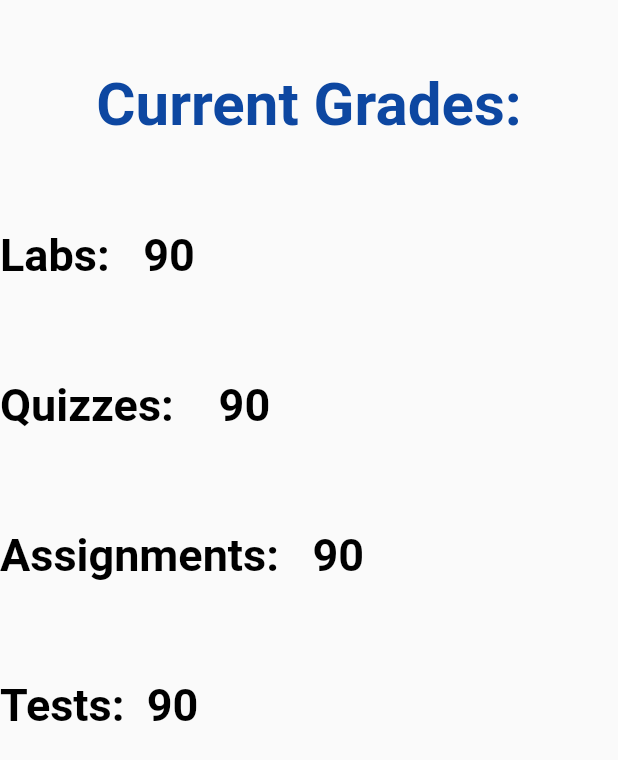
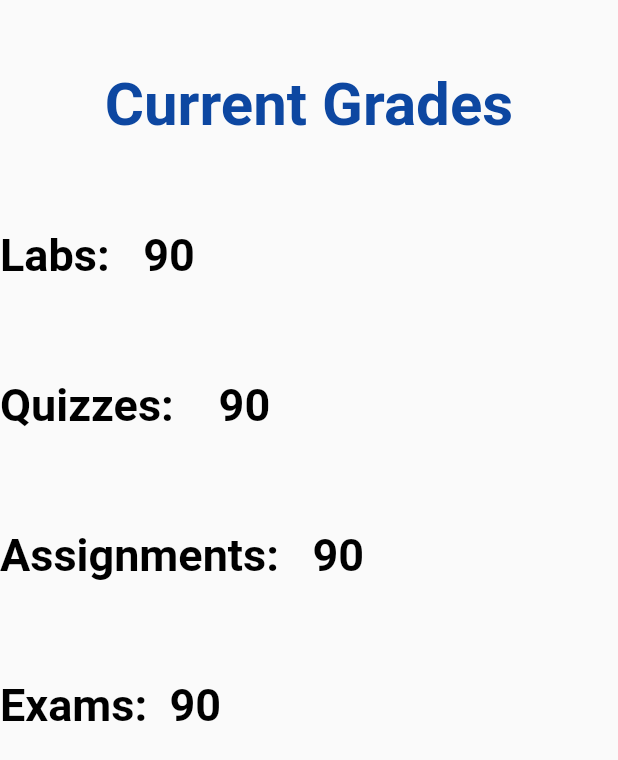
Before and after one commit to AnthonyH93/Tracademic, a Flutter app: the SummaryPage widget shown alone on an empty page, opened directly, on a phone screen of 412 x 824 dp. Shown: the top 760 px of the screen. Run offline on Flutter 3.47's test engine with Material 2 defaults, Android fonts, the phone set to English and light mode, and no system bars; our stand-ins replace sqflite; missing offline and left inert: draw_graph; accounts and stored records are empty.

Commit message:
Changing summary wording

```diff
--- a/tracademic_app/lib/summaryPage.dart
+++ b/tracademic_app/lib/summaryPage.dart
@@ -35,7 +35,7 @@ class SummaryPage extends StatelessWidget {
           height: 100,
           alignment: Alignment.center,
           child: Text(
-            'Current Grades:',
+            'Current Grades',
             style: TextStyle(
                 fontSize: 40,
                 color: Colors.blue[900],
@@ -73,7 +73,7 @@ class SummaryPage extends StatelessWidget {
           height: 100,
           alignment: Alignment.centerLeft,
           child: Text(
-            'Tests:' + '  90',
+            'Exams:' + '  90',
             style: TextStyle(
                 fontSize: 30, color: Colors.black, fontWeight: FontWeight.bold),
           ),
```
